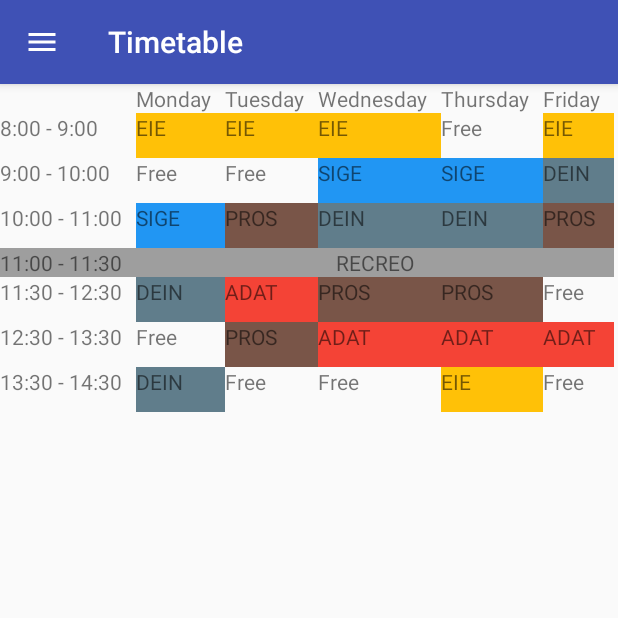
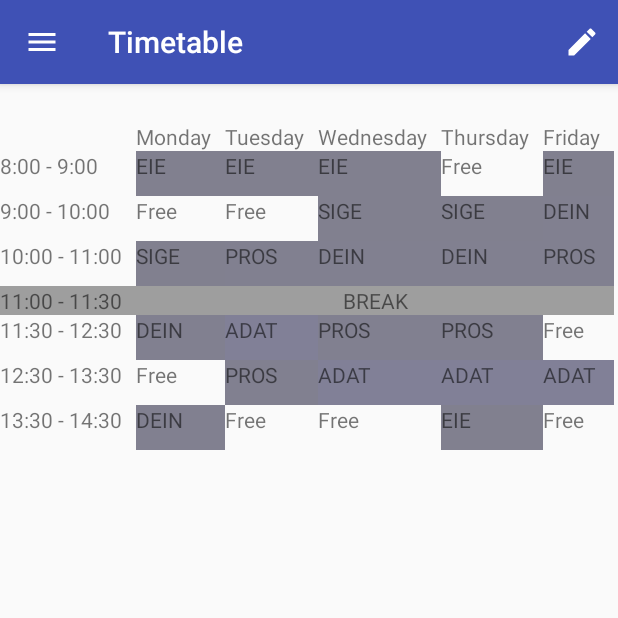
Before and after one commit to SergioTx/Android_StudentManager, an Android app: the screen it shows after launch (MainActivity), in the side drawer, after a tap on "Timetable", on a phone screen of 412 x 824 dp, the top half of it. Run offline under Robolectric (Android 15) with nearby library versions, the phone set to English and light mode, and no system bars.

Commit message:
timetable finished

```diff
--- a/app/src/main/java/sergiotx/github/io/clase/Dao/DatabaseContract.java
+++ b/app/src/main/java/sergiotx/github/io/clase/Dao/DatabaseContract.java
@@ -5,7 +5,7 @@ import android.provider.BaseColumns;
 
 public final class DatabaseContract {
     public static final String DATABASE_NAME = "database.db";
-    public static final int DATABASE_VERSION = 18;
+    public static final int DATABASE_VERSION = 25;
 
     private static final String TEXT_TYPE = " TEXT";
     private static final String INT_TYPE = " INTEGER";
--- a/app/src/main/java/sergiotx/github/io/clase/Dao/SQLiteHelper.java
+++ b/app/src/main/java/sergiotx/github/io/clase/Dao/SQLiteHelper.java
@@ -131,9 +131,10 @@ public class SQLiteHelper extends SQLiteOpenHelper {
                 content.put(DatabaseContract.Timetable.COLUMN_STARTHOUR, timetables[i][k].getStartHour());
                 content.put(DatabaseContract.Timetable.COLUMN_ENDHOUR, timetables[i][k].getEndHour());
 
-                /*Log.d("addDemoData", "DAY: " + i);
+                Log.d("addDemoData", "DAY: " + i);
                 Log.d("addDemoData", "HOUR: " + timetables[i][k].getStartHour());
-                Log.d("addDemoData", timetables[i][k].getSubject().getName());*/
+                Log.d("addDemoData", "SUBJECT: " + timetables[i][k].getSubject().getName());
+                Log.d("addDemoData", "TIMETABLE: " + timetables[i][k].toString());
 
                 db.insert(DatabaseContract.Timetable.TABLE_NAME, null, content);
             }
--- a/app/src/main/java/sergiotx/github/io/clase/Fragments/Fragment_Timetable.java
+++ b/app/src/main/java/sergiotx/github/io/clase/Fragments/Fragment_Timetable.java
@@ -1,40 +1,77 @@
 package sergiotx.github.io.clase.Fragments;
 
-import android.content.Context;
-import android.net.Uri;
+import android.content.DialogInterface;
+import android.graphics.Color;
 import android.os.Bundle;
-import android.support.design.widget.FloatingActionButton;
 import android.support.v4.app.Fragment;
-import android.support.v4.app.FragmentManager;
-import android.support.v4.app.FragmentTransaction;
+import android.support.v7.app.AlertDialog;
 import android.util.Log;
 import android.view.LayoutInflater;
+import android.view.Menu;
+import android.view.MenuInflater;
+import android.view.MenuItem;
 import android.view.View;
 import android.view.ViewGroup;
-import android.webkit.WebView;
 import android.widget.TextView;
 
 import java.util.ArrayList;
 
-import sergiotx.github.io.clase.Dao.DaoTasks;
+import sergiotx.github.io.clase.Dao.DaoSubjects;
 import sergiotx.github.io.clase.Dao.DaoTimetable;
-import sergiotx.github.io.clase.Fragments.tasks.CreateNewTask;
-import sergiotx.github.io.clase.Fragments.tasks.TaskAdapter;
 import sergiotx.github.io.clase.R;
-import sergiotx.github.io.clase.beans.Task;
+import sergiotx.github.io.clase.beans.Subject;
 import sergiotx.github.io.clase.beans.Timetable;
 
 public class Fragment_Timetable extends Fragment {
 
     private TextView[] monday, tuesday, wednesday, thursday, friday;
+    private TextView editInfo;
+    private Menu menu;
+    private MenuItem edit, save;
+    private boolean editable = false;
+    private int index = 0;
+    private ArrayList<Subject> subjects;
+    private Timetable[][] timetable;
+    private DaoTimetable daoTimetable;
 
     public Fragment_Timetable() {
         // Required empty public constructor
     }
 
     @Override
+    public void onCreateOptionsMenu(Menu menu, MenuInflater inflater) {
+        super.onCreateOptionsMenu(menu, inflater);
+
+        this.menu = menu;
+
+        inflater.inflate(R.menu.editsave_menu, menu);
+
+        this.edit = menu.findItem(R.id.actionbar_edit);
+        this.save = menu.findItem(R.id.actionbar_save);
+
+        save.setVisible(false);
+    }
+
+    @Override
+    public boolean onOptionsItemSelected(MenuItem item) {
+        // handle item selection
+        switch (item.getItemId()) {
+            case R.id.actionbar_edit:
+                activateEditTimetable();
+                return true;
+            case R.id.actionbar_save:
+                deactivateEditTimetable();
+                saveEdits();
+                return true;
+        }
+        return false;
+    }
+
+    @Override
     public View onCreateView(LayoutInflater inflater, ViewGroup container,
                              Bundle savedInstanceState) {
+
+        setHasOptionsMenu(true);
         // Inflate the layout for this fragment
         return inflater.inflate(R.layout.fragment_timetable, container, false);
     }
@@ -43,43 +80,169 @@ public class Fragment_Timetable extends Fragment {
     public void onActivityCreated(Bundle savedInstanceState) {
         super.onActivityCreated(savedInstanceState);
 
+        this.editInfo = (TextView) getView().findViewById(R.id.edithelp);
+        this.editInfo.setVisibility(View.INVISIBLE);
+
+        DaoSubjects daoSubjects = new DaoSubjects(getContext());
+        subjects = daoSubjects.getAllSubjects();
+
         setDayViews();
 
-        DaoTimetable daoTimetable = new DaoTimetable(getContext());
-        Timetable[][] timetable = daoTimetable.getFullTimetable();
+        daoTimetable = new DaoTimetable(getContext());
+        timetable = daoTimetable.getFullTimetable();
 
-        for(int i = 0;i<timetable.length;i++){
-            for (int j = 0;j<timetable[i].length;j++){
-                switch (i){
+        for (int i = 0; i < timetable.length; i++) {
+            for (int j = 0; j < timetable[i].length; j++) {
+                switch (i) {
                     case 0:
-                        setDay(monday[j],timetable[i][j]);
+                        setDay(monday[j], timetable[i][j]);
                         break;
                     case 1:
-                        setDay(tuesday[j],timetable[i][j]);
+                        setDay(tuesday[j], timetable[i][j]);
                         break;
                     case 2:
-                        setDay(wednesday[j],timetable[i][j]);
+                        setDay(wednesday[j], timetable[i][j]);
                         break;
                     case 3:
-                        setDay(thursday[j],timetable[i][j]);
+                        setDay(thursday[j], timetable[i][j]);
                         break;
                     case 4:
-                        setDay(friday[j],timetable[i][j]);
+                        setDay(friday[j], timetable[i][j]);
                         break;
                 }
             }
         }
     }
 
-    private void setDay(TextView textView, Timetable timetable) {
-        if (timetable != null && timetable.getSubject() != null){
+
+    private void activateEditTimetable() {
+        this.editable = true;
+        if (this.menu != null) {
+            this.edit.setVisible(false);
+            this.save.setVisible(true);
+
+            this.editInfo.setVisibility(View.VISIBLE);
+        }
+    }
+
+    private void deactivateEditTimetable() {
+        this.editable = false;
+        if (this.menu != null) {
+            this.edit.setVisible(true);
+            this.save.setVisible(false);
+
+            this.editInfo.setVisibility(View.INVISIBLE);
+        }
+    }
+
+    private void saveEdits() {
+
+        for (int i = 0; i < monday.length; i++) {
+            saveEditsInner(0,i,monday);
+        }
+        for (int i = 0; i < tuesday.length; i++) {
+            saveEditsInner(1,i,tuesday);
+        }
+        for (int i = 0; i < wednesday.length; i++) {
+            saveEditsInner(2,i,wednesday);
+        }
+        for (int i = 0; i < thursday.length; i++) {
+            saveEditsInner(3,i,thursday);
+        }
+        for (int i = 0; i < friday.length; i++) {
+            saveEditsInner(4,i,friday);
+        }
+    }
+
+    //TODO Comprobar
+    private void saveEditsInner(int day, int hour, TextView[] column){
+        if (timetable[day][hour].getSubject() != null && !timetable[day][hour].getSubject().getName().equals(column[hour].getText())){
+            //subject has changed to another subject
+            Subject s = getSubjectFromName(String.valueOf(column[hour].getText()));
+            timetable[day][hour].setSubject(s);
+            daoTimetable.updateTimetable(timetable[day][hour]);
+        } else if(timetable[day][hour].getSubject() != null && column[hour].getText().equals(getResources().getString(R.string.free))){
+            //from subject to no subject
+            timetable[day][hour].setSubject(new Subject());
+            daoTimetable.updateTimetable(timetable[day][hour]);
+        }else if(timetable[day][hour].getSubject() == null){
+            //from no subject to subject
+            Subject s = getSubjectFromName(String.valueOf(column[hour].getText()));
+            timetable[day][hour].setSubject(s);
+            daoTimetable.updateTimetable(timetable[day][hour]);
+        }
+    }
+
+    private Subject getSubjectFromName(String name) {
+        for (Subject s : subjects) {
+            if (s.getName().equals(name)){
+                return s;
+            }
+        }
+        return null;
+    }
+
+    private void setDay(final TextView textView, Timetable timetable) {
+        if (timetable != null && timetable.getSubject() != null) {
             textView.setText(timetable.getSubject().getName());
-            textView.setBackgroundColor(getResources().getColor(timetable.getSubject().getColor()));
-        }
-        else{
+
+            try{
+                textView.setBackgroundColor(timetable.getSubject().getColor());
+            } catch (Exception e){
+                Log.e("COLOR TIMETABLE",e.getMessage());
+            }
+
+
+        } else {
             textView.setText(getResources().getText(R.string.free));
         }
-        //textView.setText(timetable.getSubject().getName());
+
+        //set changer
+        textView.setOnClickListener(new View.OnClickListener() {
+            @Override
+            public void onClick(View v) {
+                if (editable) {
+                    AlertDialog.Builder adb = new AlertDialog.Builder(v.getContext());
+
+                    CharSequence items[] = new CharSequence[subjects.size() + 1];
+                    int i = 0;
+                    for (Subject s : subjects) {
+                        items[i++] = s.getName();
+                    }
+                    items[i] = getResources().getString(R.string.free); //add last item without subject
+
+
+                    adb.setSingleChoiceItems(items, 0, new DialogInterface.OnClickListener() {
+                        @Override
+                        public void onClick(DialogInterface d, int n) {
+                            index = n;
+                        }
+
+                    });
+                    adb.setPositiveButton(getResources().getString(R.string.ok), new DialogInterface.OnClickListener() {
+                        @Override
+                        public void onClick(DialogInterface dialog, int which) {
+                            if (index >= 0 && index < subjects.size()) {
+                                Subject chosenSubject = subjects.get(index);
+                                textView.setText(chosenSubject.getName());
+                                try{
+                                    textView.setBackgroundColor(chosenSubject.getColor());
+                                } catch (Exception e){
+                                    Log.e("COLOR TIMETABLE",e.getMessage());
+                                }
+
+                            } else {
+                                textView.setText(getResources().getText(R.string.free));
+                                textView.setBackgroundColor(Color.WHITE);
+                            }
+                        }
+                    });
+                    adb.setNegativeButton(getResources().getString(R.string.cancel), null);
+                    adb.setTitle(getResources().getString(R.string.choose_new_subject));
+                    adb.show();
+                }
+            }
+        });
     }
 
     private void setDayViews() {
--- a/app/src/main/java/sergiotx/github/io/clase/Fragments/subjects/CreateNewSubject.java
+++ b/app/src/main/java/sergiotx/github/io/clase/Fragments/subjects/CreateNewSubject.java
@@ -99,7 +99,11 @@ public class CreateNewSubject extends Fragment {
                     @Override
                     public void onChooseColor(int position, int color) {
                         int[] some_array = getResources().getIntArray(R.array.subject_colors);
-                        Log.d("onChooseColor","COLORS: " + some_array);
+                        Log.d("onChooseColor","COLORS1!!!: " + color);
+                        int colorChoosed = some_array[position];
+                        Log.d("onChooseColor","COLORS2!!!: " + colorChoosed);
+
+
                         subject.setColor(color);
                         img.setColorFilter(color);
                     }
--- a/app/src/main/java/sergiotx/github/io/clase/MainActivity.java
+++ b/app/src/main/java/sergiotx/github/io/clase/MainActivity.java
@@ -7,7 +7,6 @@ import android.support.v4.view.GravityCompat;
 import android.support.v4.widget.DrawerLayout;
 import android.support.v7.app.AppCompatActivity;
 import android.support.v7.widget.Toolbar;
-import android.util.Log;
 import android.view.MenuItem;
 
 import sergiotx.github.io.clase.Fragments.Fragment_Assistance;
@@ -37,7 +36,7 @@ public class MainActivity extends AppCompatActivity {
         getSupportActionBar().setHomeAsUpIndicator(R.drawable.hamburguer_menu);
         getSupportActionBar().setDisplayHomeAsUpEnabled(true);
 
-        //set default fragment (probably not the best way) //FIXME
+        //set default fragment (probably not the best way)
         getSupportFragmentManager().beginTransaction()
                 .replace(R.id.content_frame, new Fragment_Timetable())
                 .commit();
@@ -51,11 +50,11 @@ public class MainActivity extends AppCompatActivity {
                         Fragment fragment = null;
                         boolean setchecked = false;
                         switch (menuItem.getItemId()) {
-                            /*case R.id.navigation_assistance:
+                            case R.id.navigation_assistance:
                                 fragment = new Fragment_Assistance();
                                 fragmentTransaction = true;
                                 setchecked = true;
-                                break;*/
+                                break;
                             case R.id.navigation_tasks:
                                 fragment = new Fragment_Tasks();
                                 fragmentTransaction = true;
@@ -66,7 +65,7 @@ public class MainActivity extends AppCompatActivity {
                                 fragmentTransaction = true;
                                 setchecked = true;
                                 break;
-                            /*case R.id.navigation_exams:
+                            case R.id.navigation_exams:
                                 fragment = new Fragment_Exams();
                                 fragmentTransaction = true;
                                 setchecked = true;
@@ -75,7 +74,7 @@ public class MainActivity extends AppCompatActivity {
                                 fragment = new Fragment_Calendar();
                                 fragmentTransaction = true;
                                 setchecked = true;
-                                break;*/
+                                break;
                             case R.id.navigation_subjects:
                                 fragment = new Fragment_Subjects();
                                 fragmentTransaction = true;
--- a/app/src/main/res/layout/fragment_timetable.xml
+++ b/app/src/main/res/layout/fragment_timetable.xml
@@ -1,12 +1,15 @@
-<FrameLayout xmlns:android="http://schemas.android.com/apk/res/android"
+<LinearLayout xmlns:android="http://schemas.android.com/apk/res/android"
     xmlns:tools="http://schemas.android.com/tools"
     android:layout_width="match_parent"
     android:layout_height="match_parent"
+    android:orientation="vertical"
     tools:context="sergiotx.github.io.clase.Fragments.Fragment_Timetable">
 
     <TableLayout
+        android:layout_marginTop="25dp"
+        android:layout_gravity="center_vertical"
         android:layout_width="match_parent"
-        android:layout_height="match_parent"
+        android:layout_height="wrap_content"
         android:stretchColumns="*"> <!-- stretch all columns -->
 
         <TableRow>
@@ -101,7 +104,7 @@
             <TextView
                 android:layout_span="5"
                 android:background="@color/md_grey_500"
-                android:text="RECREO"
+                android:text="@string/breaktime"
                 android:textAlignment="center" />
         </TableRow>
 
@@ -182,4 +185,13 @@
 
     </TableLayout>
 
-</FrameLayout>
+    <TextView
+        android:id="@+id/edithelp"
+        android:text="*Touch a square to change it"
+        android:layout_marginTop="15dp"
+        android:paddingRight="10dp"
+        android:textAlignment="viewEnd"
+        android:layout_width="match_parent"
+        android:layout_height="wrap_content" />
+
+</LinearLayout>
--- /dev/null
+++ b/app/src/main/res/menu/editsave_menu.xml
@@ -0,0 +1,18 @@
+<?xml version="1.0" encoding="utf-8"?>
+<menu xmlns:android="http://schemas.android.com/apk/res/android"
+    xmlns:app="http://schemas.android.com/apk/res-auto">
+
+    <item
+        android:id="@+id/actionbar_edit"
+        android:title="@string/edit"
+        android:icon="@drawable/edit"
+        app:showAsAction="always"
+        android:enabled="true"/>
+
+    <item
+        android:id="@+id/actionbar_save"
+        android:title="@string/edit"
+        android:icon="@drawable/save"
+        app:showAsAction="always"
+        android:enabled="true"/>
+</menu>
--- a/app/src/main/res/menu/navigation.xml
+++ b/app/src/main/res/menu/navigation.xml
@@ -1,11 +1,11 @@
 <?xml version="1.0" encoding="utf-8"?>
 <menu xmlns:android="http://schemas.android.com/apk/res/android">
     <group android:checkableBehavior="single">
-        <!--<item
+        <item
             android:id="@+id/navigation_assistance"
             android:enabled="true"
             android:icon="@drawable/absence"
-            android:title="@string/title_assistance" />-->
+            android:title="@string/title_assistance" />
 
         <item
             android:id="@+id/navigation_tasks"
@@ -19,7 +19,7 @@
             android:icon="@drawable/timetable"
             android:title="@string/title_timetable" />
 
-        <!--<item
+        <item
             android:id="@+id/navigation_exams"
             android:enabled="true"
             android:icon="@drawable/exam"
@@ -29,11 +29,12 @@
             android:id="@+id/navigation_calendar"
             android:enabled="true"
             android:icon="@drawable/calendar"
-            android:title="@string/title_calendar" />-->
+            android:title="@string/title_calendar" />
 
         <item
             android:id="@+id/navigation_subjects"
             android:icon="@drawable/subject"
+            android:enabled="true"
             android:title="@string/subjects" />
 
         <!--<item
--- a/app/src/main/res/values/strings.xml
+++ b/app/src/main/res/values/strings.xml
@@ -1,5 +1,5 @@
 <resources>
-    <string name="app_name">agendaescolar</string>
+    <string name="app_name">School Agenda</string>
     <!-- navigation -->
     <string name="title_calendar">Calendar</string>
     <string name="title_exams">Exams</string>
@@ -32,5 +32,9 @@
     <string name="wednesday">Wednesday</string>
     <string name="friday">Friday</string>
     <string name="free">Free</string>
+    <string name="choose_new_subject">Choose a new subject for this time</string>
+    <string name="cancel">Cancel</string>
+    <string name="ok">OK</string>
+    <string name="breaktime">BREAK</string>
 
 </resources>
```
Also changed, not shown: app/src/main/java/sergiotx/github/io/clase/Dao/DaoTimetable.java (+10 -9 lines), 1 other file.
